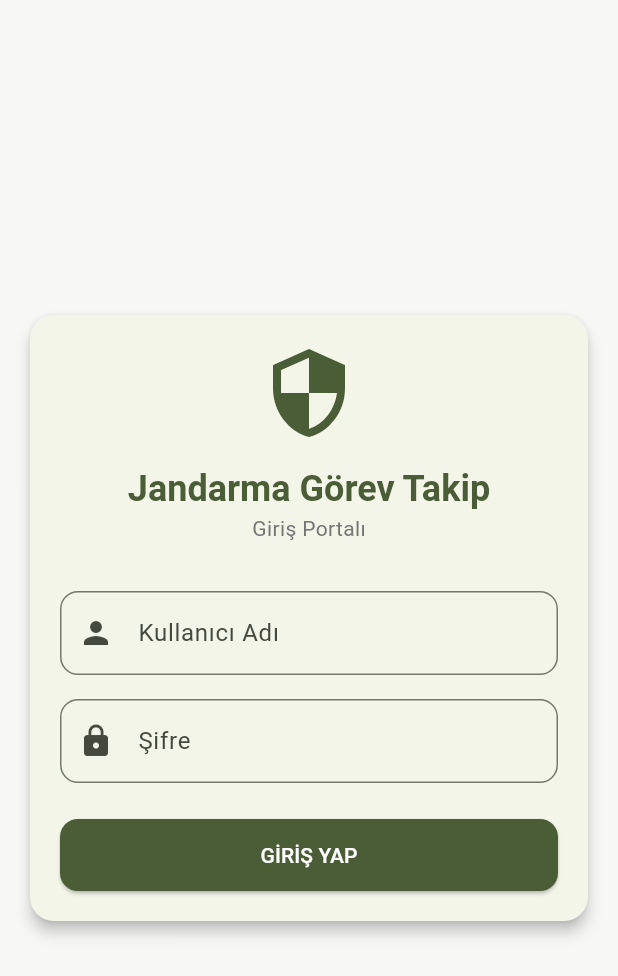
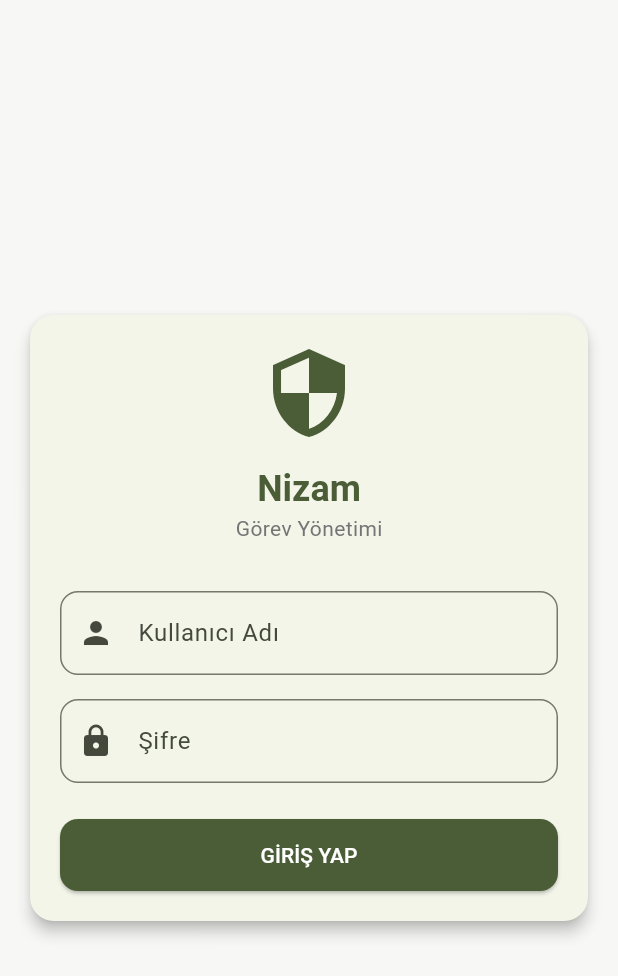
Before and after one commit to suleymantaha/personelapp2, a Flutter app: the screen it shows after launch, on a phone screen of 412 x 824 dp. Shown: the top 976 px of the screen. Run offline on Flutter 3.47's test engine with Material 3 defaults, Android fonts, the phone set to English and light mode, and no system bars; our stand-ins replace drift, flutter_riverpod, go_router, pdf, printing, share_plus and 1 more; missing offline and left inert: cryptography, excel, fuzzy; accounts and stored records are empty; generated files the repository leaves out were written again.

Commit message:
Uygulama marka kimliğini güncelle

```diff
--- a/lib/features/auth/presentation/login_screen.dart
+++ b/lib/features/auth/presentation/login_screen.dart
@@ -266,7 +266,7 @@ class _LoginScreenState extends ConsumerState<LoginScreen> {
                     ),
                     const SizedBox(height: 16),
                     Text(
-                      'Jandarma Görev Takip',
+                      'Nizam',
                       style: Theme.of(context).textTheme.headlineSmall
                           ?.copyWith(
                             fontWeight: FontWeight.bold,
@@ -275,7 +275,7 @@ class _LoginScreenState extends ConsumerState<LoginScreen> {
                       textAlign: TextAlign.center,
                     ),
                     Text(
-                      'Giriş Portalı',
+                      'Görev Yönetimi',
                       style: context.textStyleSecondary,
                     ),
                     const SizedBox(height: 32),
--- a/lib/features/dashboard/presentation/dashboard_screen.dart
+++ b/lib/features/dashboard/presentation/dashboard_screen.dart
@@ -300,7 +300,7 @@ class DashboardScreen extends ConsumerWidget {
 
     return Scaffold(
       appBar: AppBar(
-        title: const Text('Jandarma Görev Paneli'),
+        title: const Text('Nizam'),
         actions: [
           IconButton(
             icon: const Icon(Icons.settings),
--- a/lib/main.dart
+++ b/lib/main.dart
@@ -25,7 +25,7 @@ class PersonelApp extends ConsumerWidget {
     final router = ref.watch(appRouterProvider);
 
     return MaterialApp.router(
-      title: 'Jandarma Görev Takip Uygulaması',
+      title: 'Nizam',
       debugShowCheckedModeBanner: false,
       theme: AppTheme.militaryTheme,
       darkTheme: AppTheme.darkMilitaryTheme,
```
Also changed, not shown: pubspec.yaml (+19 -0 lines), assets/branding/app_icon_1024.png (added), assets/branding/app_icon_master.png (added), assets/branding/app_icon_modern_1024.png (added), assets/branding/app_icon_modern_master.png (added), assets/branding/app_icon_modern_preview_64.png (added), assets/branding/app_icon_preview_64.png (added), pubspec.lock, 50 other files.
